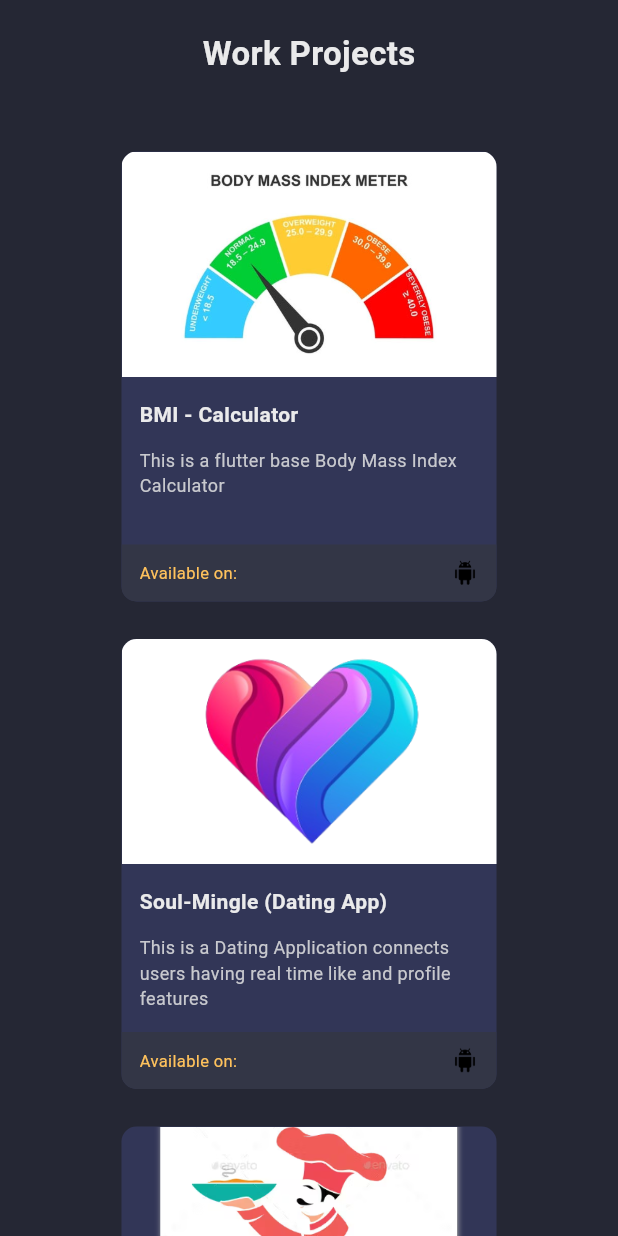
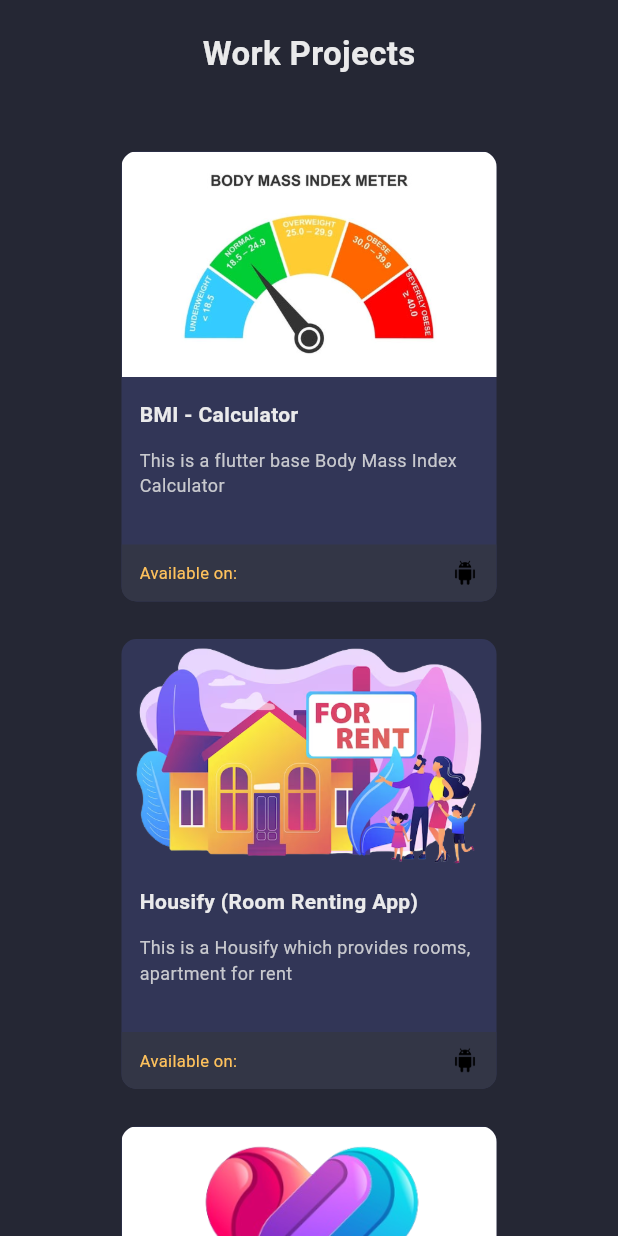
Before and after one commit to Piyushbhatt7/my_portfolio, a Flutter app: the screen it shows after launch, on a phone screen of 412 x 824 dp. Run offline on Flutter 3.47's test engine with Material 3 defaults, Android fonts, the phone set to English and light mode, and no system bars; missing offline and left inert: dart:js.

Commit message:
home screen

```diff
--- a/lib/utils/project_utils.dart
+++ b/lib/utils/project_utils.dart
@@ -48,6 +48,13 @@ List<ProjectUtils> hobbyProjectUtils = [
     androidLink: "https://github.com/Piyushbhatt7/Food_Delivery_App",
   ),
 
+  ProjectUtils(
+    image: "assets/projects/dsa-java.webp",
+    title: "DSA - JAVA",
+    subtitle: "This is I try to cover the DSA concepts in JAVA",
+    androidLink: "https://github.com/Piyushbhatt7/Java---DSA",
+  ),
+
 ];
 
 List<ProjectUtils> workProjectUtils = [
@@ -57,6 +64,13 @@ List<ProjectUtils> workProjectUtils = [
     title: "BMI - Calculator",
     subtitle: "This is a flutter base Body Mass Index Calculator",
     androidLink: "https://github.com/Piyushbhatt7/BMI-Calculator-using-flutter",
+  ),
+
+  ProjectUtils(
+    image: "assets/projects/logo.png",
+    title: "Housify (Room Renting App)",
+    subtitle: "This is a Housify which provides rooms, apartment for rent",
+    androidLink: "https://github.com/Piyushbhatt7/housify_app",
   ),
 
   ProjectUtils(
```
Also changed, not shown: assets/projects/dsa-java.webp (added), assets/projects/logo.png (added), lib/generated/assets.dart.
